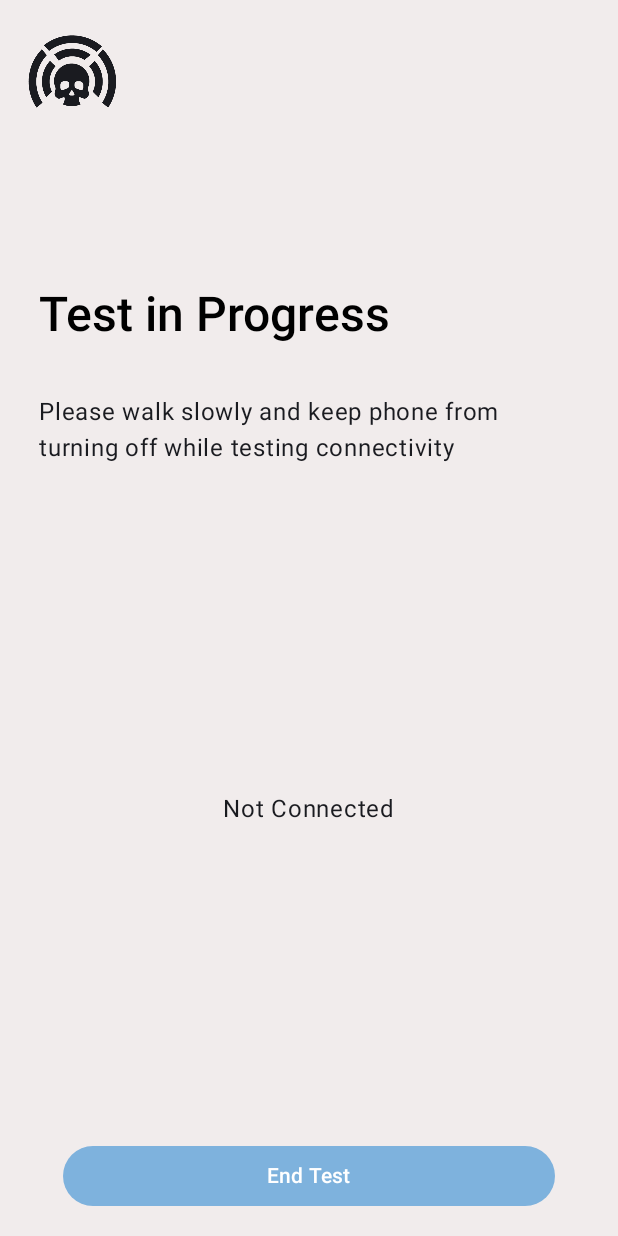
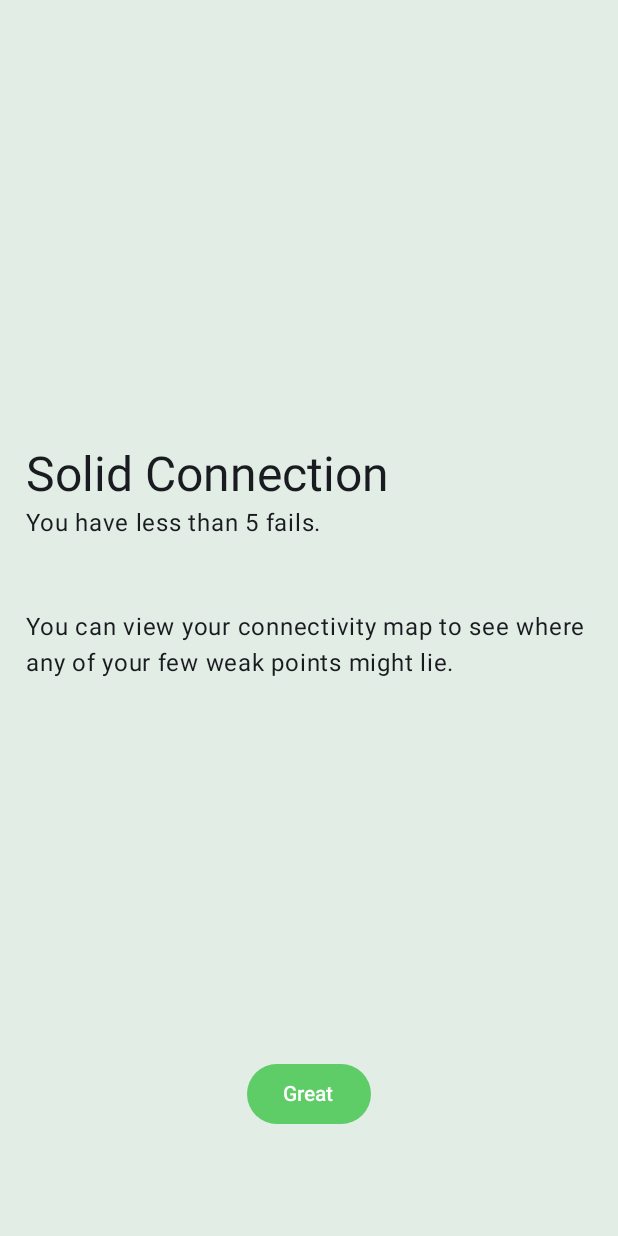
Before and after one commit to dustin-hitzing/DeadZoneAndroid, an Android app built with Jetpack Compose: the TestingPage screen opened through its navigation route, after a tap on "End Test", on a phone screen of 412 x 824 dp. Run offline under Robolectric (Android 15) with nearby library versions, the phone set to English and light mode, and no system bars; our stand-ins replace Dagger/Hilt's generated code, Room's generated code; libraries missing offline, so code that uses them is left out: androidx.room.util.

Commit message:
updated to get success and failure screens

```diff
--- /dev/null
+++ b/app/src/main/java/com/ghostcat/deadzone/dialogs/successPopup.kt
@@ -0,0 +1,78 @@
+package com.ghostcat.deadzone.dialogs
+
+import androidx.compose.foundation.background
+import androidx.compose.foundation.layout.Arrangement
+import androidx.compose.foundation.layout.Box
+import androidx.compose.foundation.layout.Column
+import androidx.compose.foundation.layout.Spacer
+import androidx.compose.foundation.layout.fillMaxHeight
+import androidx.compose.foundation.layout.fillMaxSize
+import androidx.compose.foundation.layout.fillMaxWidth
+import androidx.compose.foundation.layout.height
+import androidx.compose.foundation.layout.padding
+import androidx.compose.foundation.layout.size
+import androidx.compose.material3.Button
+import androidx.compose.material3.ButtonDefaults
+import androidx.compose.material3.MaterialTheme
+import androidx.compose.material3.Text
+import androidx.compose.runtime.Composable
+import androidx.compose.ui.Alignment
+import androidx.compose.ui.Modifier
+import androidx.compose.ui.graphics.Color
+import androidx.compose.ui.unit.dp
+import androidx.compose.ui.window.Dialog
+import androidx.room.util.TableInfo
+
+@Composable
+fun SuccessPopup(
+    visible: Boolean,
+    title: String,
+    subTitle: String,
+    message: String,
+    confirmText: String,
+    bgColor: Color,
+    confirmColor: Color,
+    onConfirm: () -> Unit,
+) {
+    if (visible) {
+        Dialog(onDismissRequest = onConfirm) {
+            Box(
+                modifier = Modifier
+                .fillMaxWidth()
+                .fillMaxHeight()
+                .background(bgColor)
+            ) {
+                Column(
+                    verticalArrangement = Arrangement.SpaceBetween,
+                    modifier = Modifier.fillMaxSize()
+                        .padding(horizontal = 17.dp, vertical = 35.dp)
+                ) {
+                    Spacer(modifier = Modifier.height(45.dp))
+                    Column {
+                        Text(title, style = MaterialTheme.typography.headlineLarge)
+                        Text(subTitle)
+                        Spacer(modifier = Modifier.height(45.dp))
+                        Text(message)
+                    }
+                    Column(
+                        horizontalAlignment = Alignment.CenterHorizontally,
+                        modifier = Modifier.padding(vertical = 35.dp)
+                            .fillMaxWidth(),
+                    ) {
+                        Button(
+                            onClick = onConfirm,
+                            colors = ButtonDefaults.buttonColors(
+                                containerColor = confirmColor,
+                                contentColor = Color.White
+                            )
+                        ) {
+                            Text(confirmText)
+                        }
+                    }
+                }
+
+
+            }
+        }
+    }
+}
--- a/app/src/main/java/com/ghostcat/deadzone/models/TestResult.kt
+++ b/app/src/main/java/com/ghostcat/deadzone/models/TestResult.kt
@@ -2,4 +2,5 @@ package com.ghostcat.deadzone.models
 
 data class TestResult(
     val connectionInfo: ConnectionInfo,
+    val geoLocation: GeoLocation?,
 )
--- a/app/src/main/java/com/ghostcat/deadzone/viewmodels/TestingViewModel.kt
+++ b/app/src/main/java/com/ghostcat/deadzone/viewmodels/TestingViewModel.kt
@@ -1,11 +1,9 @@
 package com.ghostcat.deadzone.viewmodels
 
-import android.content.Context
-import android.net.ConnectivityManager
-import android.net.NetworkCapabilities
 import androidx.lifecycle.ViewModel
 import androidx.lifecycle.viewModelScope
 import com.ghostcat.deadzone.models.ConnectionInfo
+import com.ghostcat.deadzone.models.TestResult
 import com.ghostcat.deadzone.services.ConnectivityChecker
 import com.ghostcat.deadzone.services.GeoLocationService
 import dagger.hilt.android.lifecycle.HiltViewModel
@@ -24,6 +22,14 @@ class TestingViewModel @Inject constructor(
 ) : ViewModel() {
     private val _isConnected = MutableStateFlow(false)
     val isConnected: StateFlow<Boolean> = _isConnected
+
+    private val _successes = MutableStateFlow(0)
+    val successes: StateFlow<Int> = _successes
+
+    private  val _failures = MutableStateFlow(0)
+    val failures: StateFlow<Int> = _failures
+
+    private var testResults: MutableList<TestResult> = mutableListOf()
 
     private var monitoringJob: Job? = null
 
@@ -58,12 +64,27 @@ class TestingViewModel @Inject constructor(
         monitoringJob = null
     }
 
+    fun endTesting() {
+        stopMonitoring()
+    }
+
     private suspend fun handleSuccess(connectionInfo: ConnectionInfo) {
+        _successes.value += 1
         val geoLocation = geoLocationService.getCurrentLocation()
+        val testResult = TestResult(
+            connectionInfo = connectionInfo,
+            geoLocation = geoLocation
+        )
+        testResults.add(testResult)
     }
 
     private suspend fun handleFailure(connectionInfo: ConnectionInfo) {
-
+        _failures.value += 1
+        val testResult = TestResult(
+            connectionInfo = connectionInfo,
+            geoLocation = null,
+        )
+        testResults.add(testResult)
     }
 
 }
--- a/app/src/main/java/com/ghostcat/deadzone/views/TestingPage.kt
+++ b/app/src/main/java/com/ghostcat/deadzone/views/TestingPage.kt
@@ -10,6 +10,7 @@ import androidx.compose.foundation.layout.fillMaxWidth
 import androidx.compose.foundation.layout.height
 import androidx.compose.foundation.layout.padding
 import androidx.compose.foundation.layout.size
+import androidx.compose.foundation.layout.width
 import androidx.compose.material3.Button
 import androidx.compose.material3.ButtonDefaults
 import androidx.compose.material3.Icon
@@ -17,6 +18,9 @@ import androidx.compose.material3.MaterialTheme
 import androidx.compose.material3.Text
 import androidx.compose.runtime.Composable
 import androidx.compose.runtime.getValue
+import androidx.compose.runtime.mutableStateOf
+import androidx.compose.runtime.remember
+import androidx.compose.runtime.setValue
 import androidx.compose.ui.Alignment
 import androidx.compose.ui.Modifier
 import androidx.compose.ui.graphics.Color
@@ -29,12 +33,21 @@ import androidx.hilt.navigation.compose.hiltViewModel
 import androidx.lifecycle.compose.collectAsStateWithLifecycle
 import androidx.navigation.NavController
 import com.ghostcat.deadzone.R
+import com.ghostcat.deadzone.dialogs.SuccessPopup
 import com.ghostcat.deadzone.viewmodels.TestingViewModel
 
 @Composable
 fun TestingPage(navController: NavController, modifier: Modifier) {
     val viewModel: TestingViewModel = hiltViewModel()
     val isConnected by viewModel.isConnected.collectAsStateWithLifecycle()
+    val successes by viewModel.successes.collectAsStateWithLifecycle()
+    val failures by viewModel.failures.collectAsStateWithLifecycle()
+    var isSuccessPopupVisible by remember { mutableStateOf(false) }
+    var isFailurePopupVisible by remember { mutableStateOf(false) }
+    val positiveBGColor = colorResource(id = R.color.positive_bg)
+    val positiveColor = colorResource(id = R.color.positive)
+    val negativeBGColor = colorResource(id = R.color.negative_bg)
+    val negativeColor = colorResource(id = R.color.negative)
 
     Column(
         modifier = modifier
@@ -54,6 +67,12 @@ fun TestingPage(navController: NavController, modifier: Modifier) {
                     modifier = Modifier.size(64.dp)
                 )
 
+            }
+            Spacer(modifier = Modifier.height(20.dp))
+            Row() {
+                Text(text = "Successes: $successes")
+                Spacer(modifier = Modifier.width(25.dp))
+                Text(text = "Failures: $failures")
             }
             Spacer(modifier = Modifier.height(100.dp))
             Column(modifier = Modifier.fillMaxWidth()
@@ -78,7 +97,12 @@ fun TestingPage(navController: NavController, modifier: Modifier) {
         }
 
         Button(onClick = {
-
+            viewModel.endTesting()
+            if (failures > 5) {
+                isFailurePopupVisible = true
+            } else {
+                isSuccessPopupVisible = true
+            }
         },
             modifier = Modifier.fillMaxWidth()
                 .padding(horizontal = 26.dp),
@@ -89,6 +113,30 @@ fun TestingPage(navController: NavController, modifier: Modifier) {
             Text("End Test")
         }
     }
+
+    SuccessPopup(
+        visible = isSuccessPopupVisible,
+        title = "Solid Connection",
+        subTitle = "You have less than 5 fails.",
+        message = "You can view your connectivity map to see where any of your few weak points might lie.",
+        confirmText = "Great",
+        bgColor = positiveBGColor,
+        confirmColor = positiveColor
+    ) {
+        navController.popBackStack()
+    }
+
+    SuccessPopup(
+        visible = isFailurePopupVisible,
+        title = "Poor Connection",
+        subTitle = "You have more than 5 fails.",
+        message = "You can view your connectivity map to see where you have connectivity and where you are lacking.",
+        confirmText = "Okay",
+        bgColor = negativeBGColor,
+        confirmColor = negativeColor
+    ) {
+        navController.popBackStack()
+    }
 }
 
 @Preview(showBackground = true)
--- a/app/src/main/res/values/colors.xml
+++ b/app/src/main/res/values/colors.xml
@@ -3,4 +3,8 @@
     <color name="primary_bg">#F1ECEC</color>
     <color name="primary_text">#000000</color>
     <color name="accent_color">#7EB2DD</color>
+    <color name="positive_bg">#e1ede5</color>
+    <color name="negative_bg">#F9E7E7</color>
+    <color name="positive">#5ECC67</color>
+    <color name="negative">#D66A6A</color>
 </resources>
```
